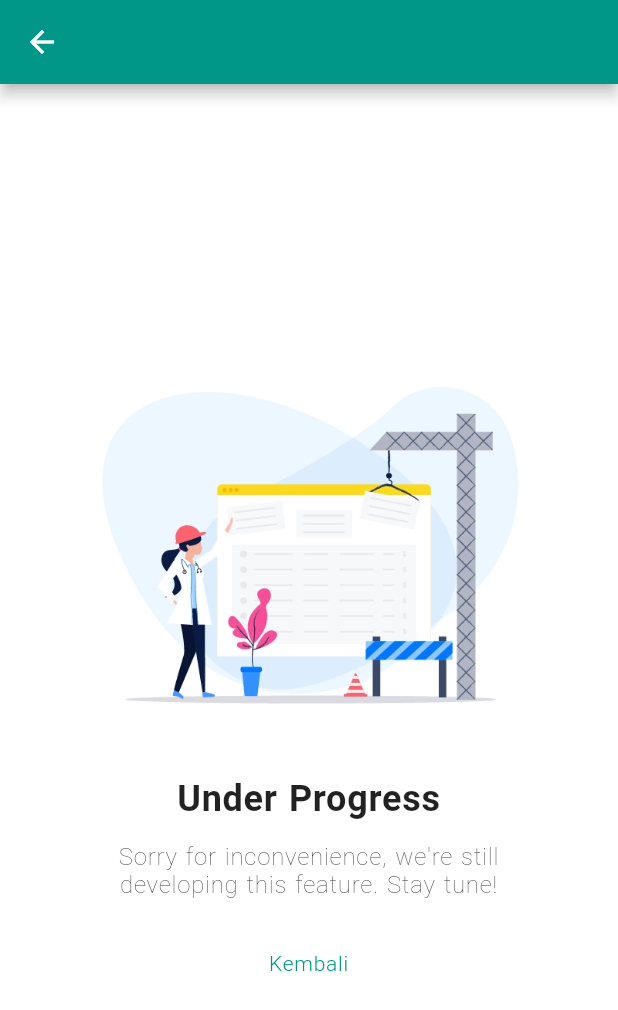
After one commit to fobosmaker/RSCMKencanaApps, a Flutter app: the PageUnderConstruction screen opened directly, on a phone screen of 412 x 824 dp. The commit adds this screen. Shown: the top 1010 px of the screen. Run offline on Flutter 3.47's test engine with Material 2 defaults, Android fonts, the phone set to English and light mode, and no system bars; our stand-ins replace photo_view, shared_preferences; accounts and stored records are empty.

Commit message:
change app icon, name, add some handling...

```diff
--- /dev/null
+++ b/lib/src/model/patient_model.dart
@@ -0,0 +1,6 @@
+class PatientModel{
+  String patientId;
+  String patientMRN;
+  String patientName;
+  PatientModel({this.patientId, this.patientMRN, this.patientName});
+}
--- /dev/null
+++ b/lib/src/screen/page_under_construction.dart
@@ -0,0 +1,104 @@
+import 'package:blocapiapp/constant.dart';
+import 'package:flutter/cupertino.dart';
+import 'package:flutter/material.dart';
+class PageUnderConstruction extends StatelessWidget {
+  @override
+  Widget build(BuildContext context) {
+    return Scaffold(
+        backgroundColor: Colors.white,
+        appBar: AppBar(
+          centerTitle: true,
+          backgroundColor: defaultAppbarColor,
+          //title: Text('Oops...', style: TextStyle(color: defaultAppbarContentColor)),
+        ),
+        body: Center(
+          child: Column(
+            mainAxisSize: MainAxisSize.min,
+            mainAxisAlignment: MainAxisAlignment.spaceAround,
+            crossAxisAlignment: CrossAxisAlignment.center,
+            children: <Widget>[
+              Container(
+                child: Image(
+                  image: AssetImage('assets/under-construction.png'),
+                  fit: BoxFit.cover,
+                ),
+              ),
+              Container(
+                  color: Colors.white,
+                  padding: EdgeInsets.symmetric(horizontal: 75),
+                  child: Text(
+                      "Under Progress",
+                      textAlign: TextAlign.center,
+                      style: TextStyle(
+                          fontSize: 24,
+                          wordSpacing: 1,
+                          letterSpacing: 0.5,
+                          fontWeight: FontWeight.w600
+                      )
+                  )
+              ),
+              Container(
+                  color: Colors.white,
+                  padding: EdgeInsets.symmetric(horizontal: 75, vertical: 15),
+                  child: Text(
+                      "Sorry for inconvenience, we're still developing this feature. Stay tune! ",
+                      textAlign: TextAlign.center,
+                      style: TextStyle(
+                          fontSize: 16,
+                          wordSpacing: 1,
+                          letterSpacing: 0.5,
+                          fontWeight: FontWeight.w200
+                      )
+                  )
+              ),
+              /*Container(
+                color: Colors.white,
+                width: MediaQuery.of(context).size.width,
+                alignment: Alignment.center,
+                child: FlatButton.icon(onPressed: (){
+                  Navigator.pop(context);
+                }, icon: Icon(Icons.refresh, color: defaultAppbarColor,), label: Text('Refresh', style: TextStyle(
+                    color: defaultAppbarColor)))
+            )*/
+              /* InkWell(
+              onTap: (){
+                Navigator.pop(context);
+              },
+              child: Container(
+                margin: EdgeInsets.symmetric(horizontal: 20),
+                padding: EdgeInsets.all(20),
+                decoration: BoxDecoration(
+                    color: defaultAppbarColor,
+                    borderRadius: BorderRadius.circular(25)
+                ),
+                child: Text(
+                  'Kembali',
+                  style: TextStyle(color: defaultAppbarContentColor, letterSpacing: 0.5, fontWeight: FontWeight.w300),
+                  textAlign: TextAlign.center,
+                ),
+              ),
+            )*/
+              InkWell(
+                onTap: (){
+                  Navigator.pop(context);
+                },
+                child: Container(
+                  margin: EdgeInsets.symmetric(horizontal: 20),
+                  padding: EdgeInsets.all(20),
+                  decoration: BoxDecoration(
+                      color: defaultAppbarContentColor,
+                      borderRadius: BorderRadius.circular(25)
+                  ),
+                  child: Text(
+                    'Kembali',
+                    style: TextStyle(color: defaultAppbarColor, letterSpacing: 0.5, fontWeight: FontWeight.w300),
+                    textAlign: TextAlign.center,
+                  ),
+                ),
+              )
+            ],
+          ),
+        )
+    );
+  }
+}
--- a/lib/src/screen/profile.dart
+++ b/lib/src/screen/profile.dart
@@ -30,7 +30,7 @@ class _ProfilePageState extends State<ProfilePage> {
           children: <Widget>[
             Padding(
               padding: EdgeInsets.only(top:10),
-              child: cardProfile(pasienUjiCoba,'kemal'),
+              child: CardProfile(pasienUjiCoba,'kemal'),
             ),
             ListTile(
                 contentPadding: EdgeInsets.fromLTRB(15,20,15,0),
--- a/lib/src/view/coba_tabbar.dart
+++ b/lib/src/view/coba_tabbar.dart
@@ -42,7 +42,7 @@ class _CobaTabBarState extends State<CobaTabBar> with SingleTickerProviderStateM
           child: ListView(
               shrinkWrap: true,
               children: <Widget>[
-                cardProfile('1','k'),
+                CardProfile('1','k'),
                 Container(
                   padding: EdgeInsets.fromLTRB(4,8,4,4),
                   child: Text('Rangkuman tagihan'),
@@ -89,7 +89,7 @@ class _CobaTabBarState extends State<CobaTabBar> with SingleTickerProviderStateM
               expandedHeight: (MediaQuery.of(context).size.height * .3) - kToolbarHeight,
               child: Container(
                 padding: EdgeInsets.symmetric(vertical: 20, horizontal: 0),
-                child: cardProfile('1','k'),
+                child: CardProfile('1','k'),
                 color: Colors.grey,),
             ),
             pinned: true,
@@ -99,7 +99,7 @@ class _CobaTabBarState extends State<CobaTabBar> with SingleTickerProviderStateM
               expandedHeight: (MediaQuery.of(context).size.height * .3) - kToolbarHeight,
               child: Container(
                 padding: EdgeInsets.symmetric(vertical: 20, horizontal: 0),
-                child: cardProfile('1','k'),
+                child: CardProfile('1','k'),
                 color: Colors.grey,),
             ),
             pinned: true,
```
Also changed, not shown: lib/src/bloc/user_bloc.dart (+2 -9 lines), lib/src/model/login_model.dart (+2 -8 lines), lib/src/provider/repository.dart (+0 -13 lines), lib/src/provider/user_provider.dart (+6 -6 lines), lib/src/screen/billing.dart (+12 -24 lines), lib/src/screen/home.dart (+6 -18 lines), lib/src/screen/more_menu.dart (+23 -9 lines), lib/src/screen/page_loading.dart (added, +13 -0 lines), lib/src/screen/shared_preferences.dart (+14 -11 lines), lib/src/view/layout/draft_home.dart (+7 -6 lines), lib/src/view/layout/layout_login.dart (+21 -47 lines), lib/src/view/widget/card_profile.dart (+5 -5 lines), pubspec.yaml (+13 -0 lines), assets/myRSCM.png (added), 2 more files, 28 other files.
